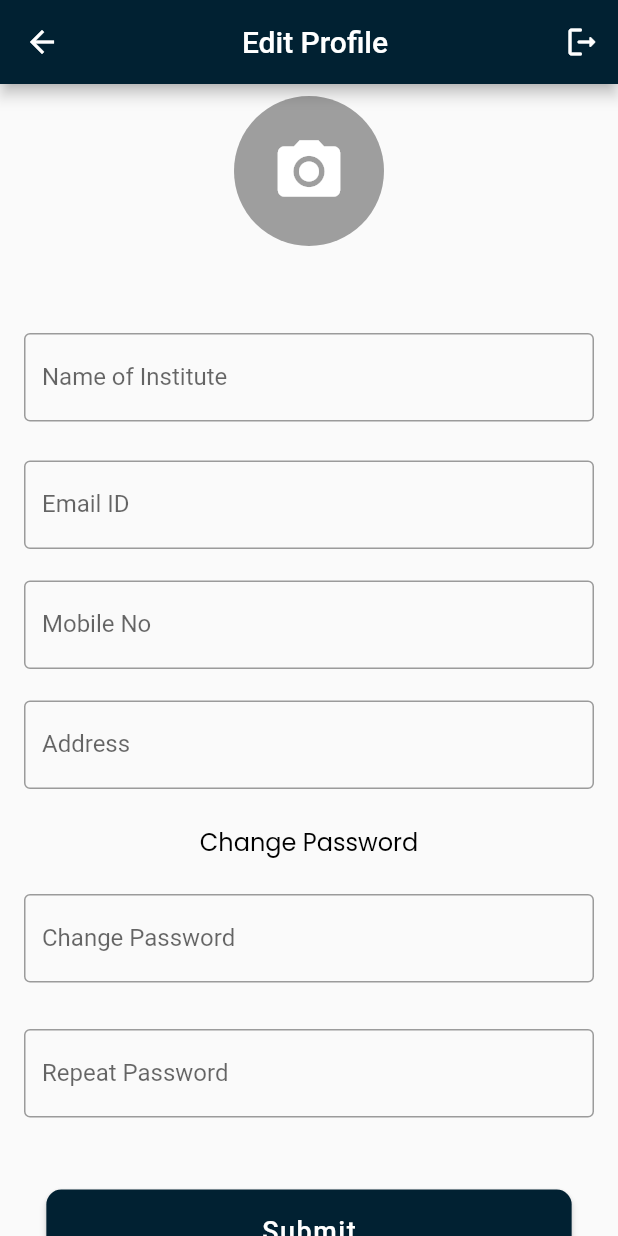
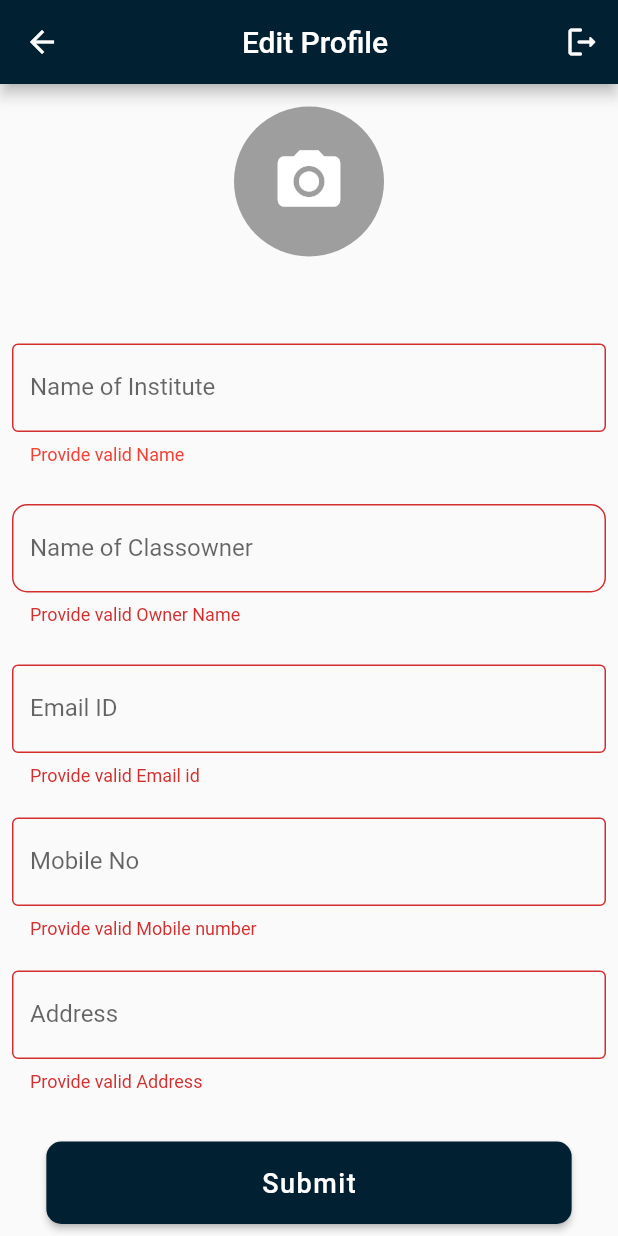
Before and after one commit to shailendra3223/placepost, a Flutter app: the ProfilePage screen opened directly, after a tap on "Submit", on a phone screen of 412 x 824 dp. Run offline on Flutter 3.47's test engine with Material 2 defaults, Android fonts, the phone set to English and light mode, and no system bars; our stand-ins replace firebase_auth, firebase_core, flutter_swiper, get, get_storage, google_fonts and 2 more; accounts and stored records are empty; network calls fail; Roboto replaces fonts that are missing (Montserrat).

Commit message:
changes add profile

```diff
--- a/lib/auth/controller/UpdateProfileController.dart
+++ b/lib/auth/controller/UpdateProfileController.dart
@@ -1,50 +1,121 @@
-
 import 'dart:io';
 
+import 'package:digitalmaster/dashboard_page.dart';
+import 'package:digitalmaster/preferance/PrefsConst.dart';
+import 'package:digitalmaster/preferance/pref.dart';
+import 'package:digitalmaster/screen/dashboard_details_page.dart';
 import 'package:flutter/cupertino.dart';
 import 'package:get/get.dart';
 import 'package:image_picker/image_picker.dart';
 
-class UpdateProfileController extends GetxController{
+class UpdateProfileController extends GetxController {
+  final profileFormKey = GlobalKey<FormState>();
   final nameController = TextEditingController();
+  final ownerNameController = TextEditingController();
+  final emailController = TextEditingController();
+  final mobileController = TextEditingController();
   final addressController = TextEditingController();
-  final mobileNumberController = TextEditingController();
-  final emailIdController = TextEditingController();
-  final passwordcontroller = TextEditingController();
-  ImagePicker _imagePicker = ImagePicker();
-  late File _image;
-  late String username,changepassword,email,mobileNumber,address;
+  final passwordController = TextEditingController();
+
+
+  final ImagePicker imagePicker = ImagePicker();
+  File? image;
+
   @override
   void onInit() {
-    // TODO: implement onInit
-    setData();
+
     super.onInit();
+    setProfileData();
   }
 
-  void setData()async{
-    nameController.text= username;
-    passwordcontroller.text= changepassword;
-    emailIdController.text= email;
-    addressController.text = address;
-    mobileNumberController.text= mobileNumber;
+  void setProfileData() async {
+    nameController.text =  Prefs.getString(PrefsConst.NAME)??"";
+    ownerNameController.text = Prefs.getString(PrefsConst.OwnerName)??"";
+    emailController.text = Prefs.getString(PrefsConst.Email)??"";
+    mobileController.text = Prefs.getString(PrefsConst.MOBILE)??"";
+    addressController.text =Prefs.getString(PrefsConst.ADDRESS)??"";
+    if(Prefs.getString(PrefsConst.PROFILEPATH)!=null){
+      image = File(Prefs.getString(PrefsConst.PROFILEPATH)!);
+    }
+
     update();
   }
+
+  String? validateName(String value) {
+    if (value.isEmpty) {
+      return "Provide valid Name";
+    }
+    return null;
+  }
+
+  String? validateOwnerName(String value) {
+    if (value.isEmpty) {
+      return "Provide valid Owner Name";
+    }
+    return null;
+  }
+
+  String? validateEmail(String value) {
+    if (!GetUtils.isEmail(value)) {
+      return "Provide valid Email id";
+    }
+    return null;
+  }
+
+  String? validateMobile(String value) {
+    if (value.length < 10) {
+      return "Provide valid Mobile number";
+    }
+    return null;
+  }
+
+  String? validateAddress(String value) {
+    if (value.isEmpty) {
+      return "Provide valid Address";
+    }
+    return null;
+  }
+  //
+  // String? validatePassword(String value) {
+  //   if (value.length < 6) {
+  //     return "Provide valid Password";
+  //   }
+  //   return null;
+  // }
+
+  void checkLogin() {
+    final isValid = profileFormKey.currentState!.validate();
+    if (isValid) {
+      Prefs.setString(PrefsConst.NAME, nameController.text);
+      Prefs.setString(PrefsConst.OwnerName, ownerNameController.text);
+      Prefs.setString(PrefsConst.Email, emailController.text);
+      Prefs.setString(PrefsConst.MOBILE, mobileController.text);
+      Prefs.setString(PrefsConst.ADDRESS, addressController.text);
+      if(image!=null){
+        Prefs.setString(PrefsConst.PROFILEPATH, image!.path);
+      }
+
+
+      Get.to(()=>
+          DashBoardPage()
+      );
+
+
+    }
+   // profileFormKey.currentState!.save();
+  }
+
   void imgFromCamera() async {
-    final XFile? image = await _imagePicker.pickImage(
-        source: ImageSource.camera, imageQuality: 50
-    );
-      _image = image as File;
-      update();
-
+     XFile? img = await imagePicker.pickImage(
+        source: ImageSource.camera, imageQuality: 50);
+    image = File(img!.path);
+    update();
   }
 
   void imgFromGallery() async {
-    XFile? image = await  _imagePicker.pickImage(
-        source: ImageSource.gallery, imageQuality: 50
-    );
-      _image = image as File;
-      update();
-
+    XFile? img = await imagePicker.pickImage(
+        source: ImageSource.gallery, imageQuality: 50);
+    image = File(img!.path);
+    update();
   }
-
 }
--- a/lib/dashboard_page.dart
+++ b/lib/dashboard_page.dart
@@ -1,4 +1,6 @@
 import 'dart:ui';
+import 'package:digitalmaster/preferance/PrefsConst.dart';
+import 'package:digitalmaster/preferance/pref.dart';
 import 'package:digitalmaster/screen/dashboard_details_page.dart';
 import 'package:digitalmaster/screen/profile/profile.dart';
 import 'package:flutter/material.dart';
@@ -41,8 +43,8 @@ class DashBoardPage extends StatelessWidget {
   Widget build(BuildContext context) {
     return Scaffold(
       appBar: AppBar(
-        title:const Text(
-          "Welcome Back"+" Naresh",
+        title: Text(
+          Prefs.getString(PrefsConst.NAME)??"Welcome Back",maxLines: 1,
           style: TextStyle(color: Colors.black),
         ),
 
--- a/lib/main.dart
+++ b/lib/main.dart
@@ -1,5 +1,6 @@
 // @dart=2.9
 import 'package:digitalmaster/dashboard_page.dart';
+import 'package:digitalmaster/preferance/pref.dart';
 import 'package:digitalmaster/spash_screen.dart';
 import 'package:firebase_core/firebase_core.dart';
 import 'package:flutter/material.dart';
@@ -12,6 +13,7 @@ void main()   async{
   WidgetsFlutterBinding.ensureInitialized();
   await Firebase.initializeApp();
   await GetStorage.init();
+  await Prefs.init();
 
   runApp( MyApp());
 }
--- /dev/null
+++ b/lib/preferance/PrefsConst.dart
@@ -0,0 +1,11 @@
+class PrefsConst {
+
+  static const String NAME = "name";
+  static const String OwnerName = "ownername";
+  static const String Email = "email";
+  static const String MOBILE = "mobile";
+  static const String ADDRESS = "address";
+  static const String PROFILEPATH = "profilepath";
+
+
+}
--- /dev/null
+++ b/lib/preferance/pref.dart
@@ -0,0 +1,46 @@
+import 'package:shared_preferences/shared_preferences.dart';
+
+import 'package:shared_preferences/shared_preferences.dart';
+
+class Prefs {
+
+  static SharedPreferences? _prefs;
+
+  // call this method from iniState() function of mainApp().
+  static Future<SharedPreferences> init() async {
+    _prefs = await SharedPreferences.getInstance();
+    return _prefs!;
+  }
+
+  //sets
+  static Future<bool> setBool(String key, bool value) async =>
+      await _prefs!.setBool(key, value);
+
+  static Future<bool> setDouble(String key, double value) async =>
+      await _prefs!.setDouble(key, value);
+
+  static Future<bool> setInt(String key, int value) async =>
+      await _prefs!.setInt(key, value);
+
+  static Future<bool> setString(String key, String value) async =>
+      await _prefs!.setString(key, value);
+
+  static Future<bool> setStringList(String key, List<String> value) async =>
+      await _prefs!.setStringList(key, value);
+
+  //gets
+  static bool? getBool(String key) => _prefs!.getBool(key);
+
+  static double? getDouble(String key) => _prefs!.getDouble(key);
+
+  static int? getInt(String key) => _prefs!.getInt(key);
+
+  static String? getString(String key) => _prefs!.getString(key);
+
+  static List<String>? getStringList(String key) => _prefs!.getStringList(key);
+
+  //deletes..
+  static Future<bool>? remove(String key) async => await _prefs!.remove(key);
+
+  static Future<bool> clear() async => await _prefs!.clear();
+}
--- a/lib/screen/profile/profile.dart
+++ b/lib/screen/profile/profile.dart
@@ -1,4 +1,3 @@
-
 import 'dart:io';
 
 import 'package:digitalmaster/auth/login_page.dart';
@@ -10,69 +9,106 @@ import 'package:image_picker/image_picker.dart';
 import '../../auth/controller/UpdateProfileController.dart';
 
 class ProfilePage extends GetView {
-
-  final GlobalKey<FormState> _formKey = GlobalKey<FormState>();
    UpdateProfileController _controller = Get.put(UpdateProfileController());
-
 
   @override
   Widget build(BuildContext context) {
     return Scaffold(
-      appBar: AppBar(title:
-      const Center(child: Text("Edit Profile")),
+      appBar: AppBar(
+        title: const Center(child: Text("Edit Profile")),
         actions: <Widget>[
-          IconButton(onPressed: (){
-            Get.to(()=>LogInPage());
-          }, icon: Icon(Icons.logout_rounded)),
+          IconButton(
+              onPressed: () {
+                Get.to(() => LogInPage());
+              },
+              icon: Icon(Icons.logout_rounded)),
         ],
-        backgroundColor:const Color(0xff012132),),
+        backgroundColor: const Color(0xff012132),
+      ),
       body: GetBuilder<UpdateProfileController>(
         init: _controller,
-        builder: (value){
-          return  SingleChildScrollView(
-            child: Padding(
-              padding: const EdgeInsets.all(8.0),
+        builder: (value) {
+          return SingleChildScrollView(
+            child: Form(
+              key: value.profileFormKey,
+
               child: Center(
-                child: Form(
-                  key: _formKey,
-
                 child: Column(
                   children: [
+                    SizedBox(height: 15,),
                     InkWell(
-                        onTap: ((){
+                      onTap: (() {
                         _showPicker(context);
                       }),
-                        child: Container(
+                      child:value.image==null? Container(
                         decoration: BoxDecoration(
                             color: Colors.grey,
                             borderRadius: BorderRadius.circular(50)),
                         width: 100,
                         height: 100,
-                          child:const Icon(
+                        child: const Icon(
                           Icons.camera_alt,
                           color: Colors.white,
                           size: 50.0,
                         ),
+                      ):SizedBox(
+                        height: 80,
+                        width: 80,
+                        child: CircleAvatar(
+                          backgroundImage: FileImage(value.image!,
+
                           ),
                           ),
-                      const  SizedBox(height: 50),
+                      ),
+                    ),
+                    const SizedBox(height: 50),
                     Padding(
-                        padding:const  EdgeInsets.all(8.0),
-                        child: TextField(
+                      padding: const EdgeInsets.all(8.0),
+                      child: TextFormField(
+                        validator: (value) {
+                          return _controller.validateName(value!);
+                        },
                         controller: value.nameController,
-                      decoration:const InputDecoration(
+                        decoration: const InputDecoration(
                           border: OutlineInputBorder(),
                           labelText: 'Name of Institute',
                           hintText: 'Name of Institute',
+                            errorStyle: TextStyle(
+                                color: Colors.red
+                            )
                         ),
                       ),
                     ),
                     const SizedBox(height: 10),
                     Padding(
-                        padding:  EdgeInsets.all(8.0),
-                        child:  TextField(
-                          controller:value.emailIdController,
-                          decoration:const InputDecoration(
+                      padding: const EdgeInsets.all(8.0),
+                      child:  TextFormField(
+
+                        validator: (value) {
+                          return _controller.validateOwnerName(value!);
+                        },
+                        controller: value.ownerNameController,
+                        decoration: InputDecoration(
+                          border: OutlineInputBorder(
+                            borderRadius: BorderRadius.circular(10),
+                          ),
+                          labelText: "Name of Classowner",
+                        ),
+                        keyboardType: TextInputType.name,
+                        //obscureText: true,
+
+                      ),
+                    ),
+                    const SizedBox(height: 10),
+                    Padding(
+                      padding: EdgeInsets.all(8.0),
+                      child: TextFormField(
+
+                        validator: (value) {
+                          return _controller.validateEmail(value!);
+                        },
+                        controller: value.emailController,
+                        decoration: const InputDecoration(
                           border: OutlineInputBorder(),
                           labelText: 'Email ID',
                           hintText: 'Email ID',
@@ -81,79 +117,73 @@ class ProfilePage extends GetView {
                     ),
                     const SizedBox(height: 5),
                     Padding(
-                        padding:const  EdgeInsets.all(8.0),
-                        child: TextField(
-                          controller: value.mobileNumberController,
-                          decoration:const InputDecoration(
+                      padding: const EdgeInsets.all(8.0),
+                      child: TextFormField(
+
+                        validator: (value) {
+                          return _controller.validateMobile(value!);
+                        },
+                          controller: value.mobileController,
+                        decoration: const InputDecoration(
                           border: OutlineInputBorder(),
                           labelText: 'Mobile No',
                           hintText: 'Mobile No',
                         ),
                       ),
                     ),
-                      const  SizedBox(height: 5),
+                    // Padding(
+                    //   padding: const EdgeInsets.all(8.0),
+                    //   child: TextFormField(
+                    //     //
+                    //     // validator: (value) {
+                    //     //   return _controller.validateMobile(value!);
+                    //     // },
+                    //     // controller: value.mobileController,
+                    //     decoration: const InputDecoration(
+                    //       border: OutlineInputBorder(),
+                    //       labelText: 'Alternate Mobile No',
+                    //       hintText: 'Alternate Mobile No',
+                    //     ),
+                    //   ),
+                    // ),
+                    const SizedBox(height: 5),
                     Padding(
                       padding: const EdgeInsets.all(8.0),
-                        child: TextField(
+                      child: TextFormField(
+
+                        validator: (value) {
+                          return _controller.validateAddress(value!);
+                        },
                         controller: value.addressController,
-                          decoration:const InputDecoration(
+                        decoration: const InputDecoration(
                           border: OutlineInputBorder(),
                           labelText: 'Address',
                           hintText: 'Address',
                         ),
                       ),
                     ),
+                    const SizedBox(height: 25),
 
-                      const  SizedBox(height: 15),
-                      Text("Change Password",
-                        style: GoogleFonts.poppins(color: Colors.black,fontSize: 16),),
-                      const  SizedBox(height: 15),
-                        Padding(
-                        padding: const EdgeInsets.all(8.0),
-                        child: TextField(
-                          controller: value.passwordcontroller,
-                          decoration:const InputDecoration(
-                            border: OutlineInputBorder(),
-                            labelText: 'Change Password',
-                            hintText: 'Change Password',
-                          ),
-                        ),
-                      ),
-
-                      const  SizedBox(height: 15),
-                      Padding(
-                        padding: const EdgeInsets.all(8.0),
-                        child: TextField(
-                          controller: value.passwordcontroller,
-                          decoration:const InputDecoration(
-                            border: OutlineInputBorder(),
-                            labelText: 'Repeat Password',
-                            hintText: 'Repeat Password',
-                          ),
-                        ),
-                      ),
-
-                      const   SizedBox(height: 40,),
                     MaterialButton(
-                        minWidth: MediaQuery.of(context).size.width*0.85,
+                      minWidth: MediaQuery.of(context).size.width * 0.85,
                       height: 55,
                       color: Color(0xff012132),
                       shape: RoundedRectangleBorder(
                           borderRadius: BorderRadius.circular(10)),
                       onPressed: () {
-
-                          print("Submit User Profile");
+                        value.checkLogin();
                         // _submit();
-
-
                       },
-                        child:const Text("Submit",style:
-                        TextStyle(color: Colors.white,fontFamily: "Montserrat",
-                            letterSpacing: 1,fontSize: 18.0),),
-
+                      child: const Text(
+                        "Submit",
+                        style: TextStyle(
+                            color: Colors.white,
+                            fontFamily: "Montserrat",
+                            letterSpacing: 1,
+                            fontSize: 18.0),
+                      ),
                     )
                   ],
-                  ),
                 ),
               ),
             ),
@@ -169,18 +199,18 @@ class ProfilePage extends GetView {
         builder: (BuildContext bc) {
           return SafeArea(
             child: Container(
-              child:  Wrap(
+              child: Wrap(
                 children: <Widget>[
                   ListTile(
-                      leading:  const Icon(Icons.photo_library),
+                      leading: const Icon(Icons.photo_library),
                       title: const Text('Photo Library'),
                       onTap: () {
                         _controller.imgFromGallery();
                         Navigator.of(context).pop();
                       }),
                   ListTile(
-                    leading:const  Icon(Icons.photo_camera),
-                    title:const  Text('Camera'),
+                    leading: const Icon(Icons.photo_camera),
+                    title: const Text('Camera'),
                     onTap: () {
                       _controller.imgFromCamera();
                       Navigator.of(context).pop();
@@ -190,7 +220,6 @@ class ProfilePage extends GetView {
               ),
             ),
           );
-        }
-    );
+        });
   }
 }
--- a/pubspec.yaml
+++ b/pubspec.yaml
@@ -42,6 +42,7 @@ dependencies:
   get_storage: ^2.0.3
 
   image_picker: ^0.8.5+3
+  shared_preferences: ^2.0.15
   file_utils: any
 
 dev_dependencies:
```
Also changed, not shown: lib/auth/controller/binding.dart (added, +14 -0 lines), lib/screen/dashboard_details_page.dart (+79 -69 lines), pubspec.lock, 5 other files. Lines whose indentation alone changed are shown as unchanged.
